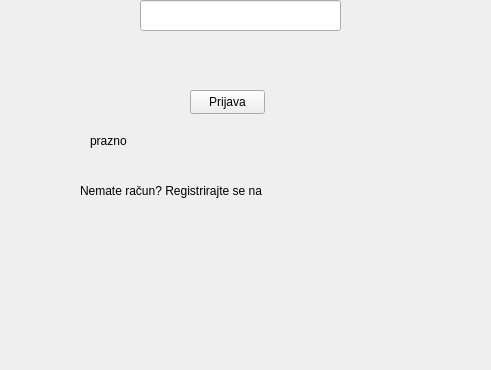
zemo0/ChatApp-Python-DesktopApp, file UI/loginScreen.ui: the form before one commit; both pictures show x 120 to 611 and y 230 to 600 of the 800 by 600 pixel window.
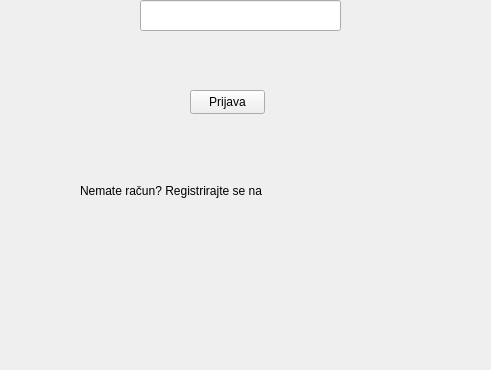
The form after the commit.

The edit to the form file:
```diff
--- a/UI/loginScreen.ui
+++ b/UI/loginScreen.ui
@@ -89,7 +89,7 @@
    <widget class="QLabel" name="linkLabel">
     <property name="geometry">
      <rect>
-      <x>430</x>
+      <x>390</x>
       <y>400</y>
       <width>101</width>
       <height>41</height>
@@ -111,14 +111,17 @@
    <widget class="QLabel" name="errorLabel">
     <property name="geometry">
      <rect>
-      <x>210</x>
-      <y>340</y>
+      <x>200</x>
+      <y>350</y>
       <width>281</width>
       <height>61</height>
      </rect>
     </property>
     <property name="text">
-     <string>prazno</string>
+     <string/>
+    </property>
+    <property name="alignment">
+     <set>Qt::AlignmentFlag::AlignCenter</set>
     </property>
    </widget>
   </widget>
```
Left out of the diff: 3 changed lines with no effect on the pictures.
